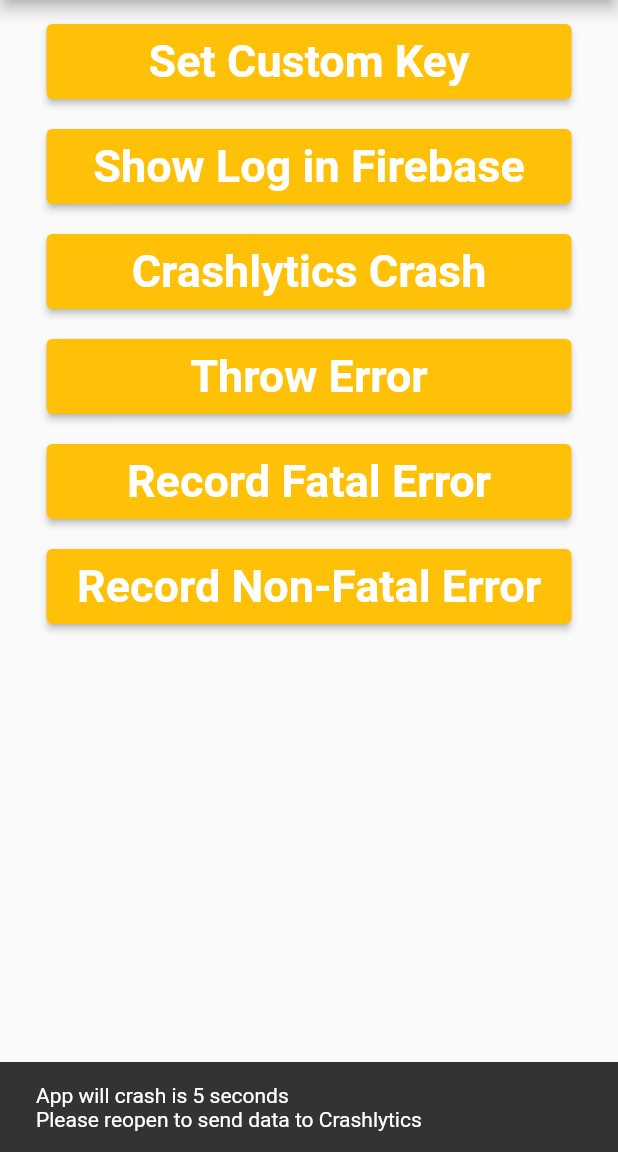
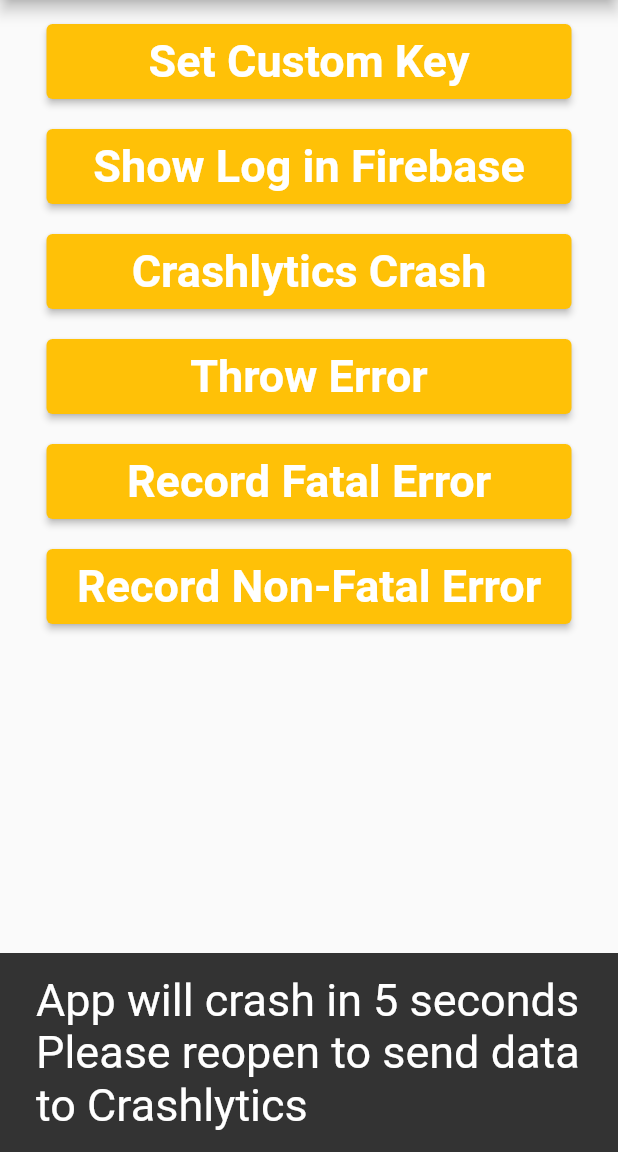
Before and after one commit to MuhammadBilalAkbar/firebase_crashlytics_flutter_package, a Flutter app: the screen it shows after launch, after a tap on "Crashlytics Crash", on a phone screen of 412 x 824 dp, the part 84-1236 px from its top. Run offline on Flutter 3.47's test engine with Material 2 defaults, Android fonts, the light colour scheme and no system bars; our stand-ins replace firebase_core, firebase_crashlytics; accounts and stored records are empty.

Commit message:
video recording arrangement

```diff
--- a/lib/pages/home_page.dart
+++ b/lib/pages/home_page.dart
@@ -56,7 +56,7 @@
                   onPressed: () {
                     CustomWidgets.buildSnackBar(
                       context,
-                      'App will crash is 5 seconds \n'
+                      'App will crash in 5 seconds \n'
                       'Please reopen to send data to Crashlytics',
                     );
                     sleep(
--- a/lib/widgets/custom_widgets.dart
+++ b/lib/widgets/custom_widgets.dart
@@ -6,7 +6,10 @@
       ..removeCurrentSnackBar()
       ..showSnackBar(
         SnackBar(
-          content: Text(message),
+          content: Text(
+            message,
+            style: const TextStyle(fontSize: 30),
+          ),
           duration: const Duration(seconds: 5),
         ),
       );
```
Also changed, not shown: 1 other file.
